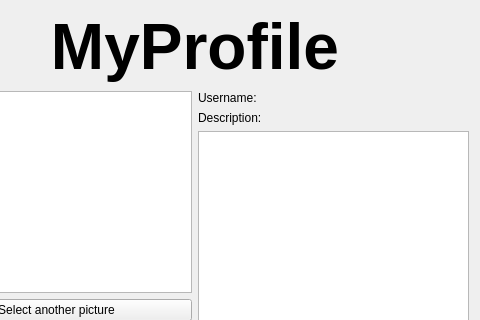
Old version of the form gui/profilegui.ui in the repository Huy-Nguyen-HCI/RocketBook; both pictures show x 90 to 570 and y 0 to 320 of the 570 by 553 pixel window.
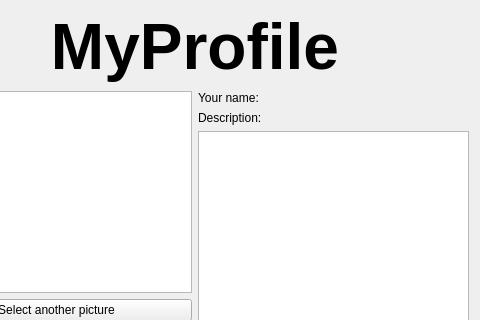
New version of the form. Icons and pictures are not drawn.

```diff
--- a/gui/profilegui.ui
+++ b/gui/profilegui.ui
@@ -21,7 +21,7 @@
        <item>
         <widget class="QLabel" name="username">
          <property name="text">
-          <string>Username:</string>
+          <string>Your name:</string>
          </property>
         </widget>
        </item>
```
